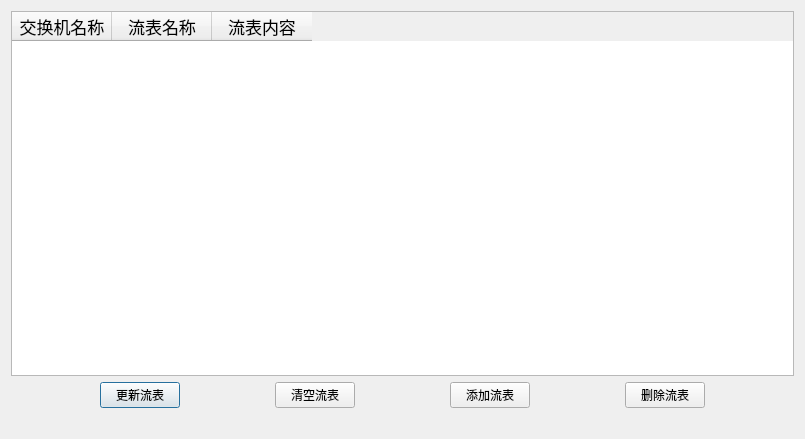
Deerdev/SDNTopology, file SDNNet/showflowsdialog.ui: the form before one commit.
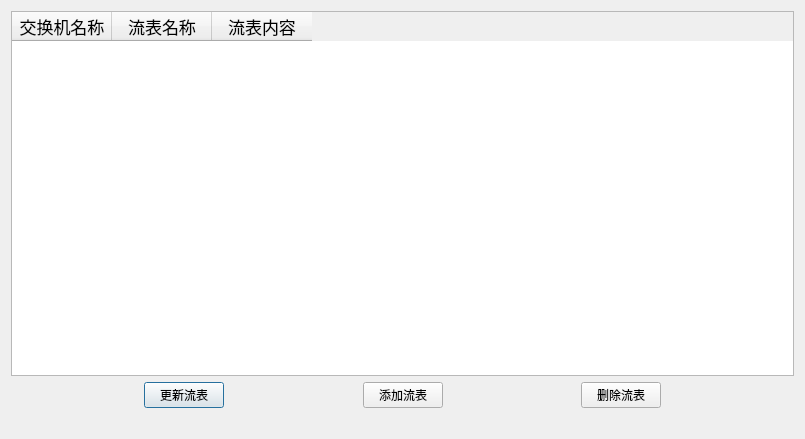
The form after the commit.

```diff
--- a/SDNNet/showflowsdialog.ui
+++ b/SDNNet/showflowsdialog.ui
@@ -10,6 +10,11 @@
     <height>439</height>
    </rect>
   </property>
+  <property name="font">
+   <font>
+    <family>文泉驿微米黑</family>
+   </font>
+  </property>
   <property name="windowTitle">
    <string>流表</string>
   </property>
@@ -74,26 +79,6 @@
        </property>
       </spacer>
      </item>
-     <item>
-      <widget class="QPushButton" name="clearFlowButton">
-       <property name="text">
-        <string>清空流表</string>
-       </property>
-      </widget>
-     </item>
-     <item>
-      <spacer name="horizontalSpacer_5">
-       <property name="orientation">
-        <enum>Qt::Horizontal</enum>
-       </property>
-       <property name="sizeHint" stdset="0">
-        <size>
-         <width>40</width>
-         <height>20</height>
-        </size>
-       </property>
-      </spacer>
-     </item>
      <item>
       <widget class="QPushButton" name="addFlowButton">
        <property name="text">
```
